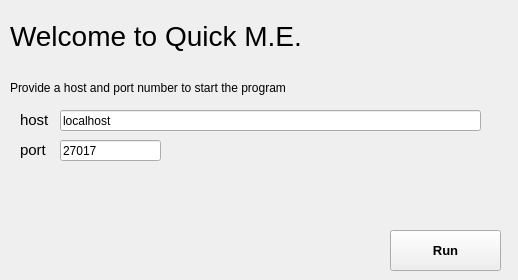
Old version of the form ui/welcome_gui.ui in the repository torsten-gattung/pyqt-mongodb-interface.
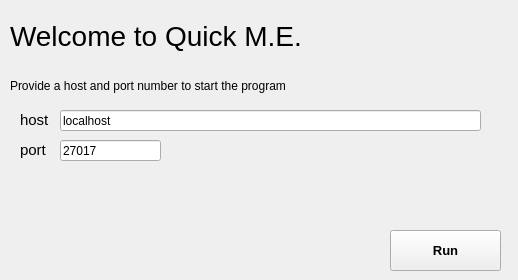
New version of the form.

Commit message: Update ui files for ubuntu - Some Labels resizes and font size changes to make items fit - minor repositioning

The edit to the form file:
```diff
--- a/ui/welcome_gui.ui
+++ b/ui/welcome_gui.ui
@@ -48,9 +48,9 @@
     <property name="geometry">
      <rect>
       <x>10</x>
-      <y>80</y>
-      <width>321</width>
-      <height>16</height>
+      <y>75</y>
+      <width>471</width>
+      <height>21</height>
      </rect>
     </property>
     <property name="text">
```
The commit also changes 4 other files.
